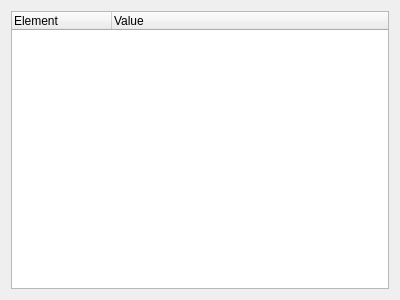
The window that kgalileicenter/kviewstats.ui (pfrancq/galilei) describes before a commit, drawn with Qt 5.
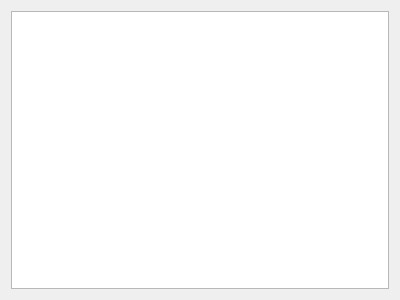
The same window after the commit.

Commit message: - The statistics menu entry executes each tool having 'Similarities' in its name. If the tool defines a 'Results' parameter, the corresponding file is opened and the content is added to the text widget. - Adapt to the new structure of 'GTool'.

Patch:
```diff
--- a/kgalileicenter/kviewstats.ui
+++ b/kgalileicenter/kviewstats.ui
@@ -14,17 +14,13 @@
   </property>
   <layout class="QVBoxLayout" name="verticalLayout" >
    <item>
-    <widget class="QTreeWidget" name="Results" >
-     <column>
-      <property name="text" >
-       <string>Element</string>
-      </property>
-     </column>
-     <column>
-      <property name="text" >
-       <string>Value</string>
-      </property>
-     </column>
+    <widget class="QPlainTextEdit" name="Results">
+     <property name="documentTitle">
+      <string/>
+     </property>
+     <property name="readOnly">
+      <bool>true</bool>
+     </property>
     </widget>
    </item>
   </layout>
```
Left out of the diff: 11 changed lines with no effect on the pictures. The commit also changes 6 other files.
